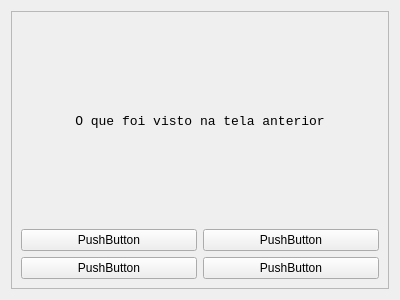
This is Tent_1/tentativa1/quest1.ui in guga10gustavo/Qt-Creator as Qt 5 draws it before an edit. The edited form follows.
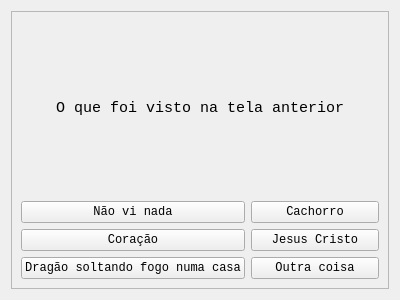
This is the edited form.

Patch:
```diff
--- a/Tent_1/tentativa1/quest1.ui
+++ b/Tent_1/tentativa1/quest1.ui
@@ -29,10 +29,55 @@
        </rect>
       </property>
       <layout class="QGridLayout" name="gridLayout_2">
+       <item row="1" column="0">
+        <widget class="QPushButton" name="viunadaButton">
+         <property name="font">
+          <font>
+           <family>Consolas</family>
+           <pointsize>9</pointsize>
+          </font>
+         </property>
+         <property name="text">
+          <string>Não vi nada</string>
+         </property>
+        </widget>
+       </item>
+       <item row="1" column="1">
+        <widget class="QPushButton" name="cachorroButton">
+         <property name="font">
+          <font>
+           <family>Consolas</family>
+           <pointsize>9</pointsize>
+          </font>
+         </property>
+         <property name="text">
+          <string>Cachorro</string>
+         </property>
+        </widget>
+       </item>
+       <item row="5" column="0">
+        <widget class="QPushButton" name="coracaoButton">
+         <property name="font">
+          <font>
+           <family>Consolas</family>
+           <pointsize>9</pointsize>
+          </font>
+         </property>
+         <property name="text">
+          <string>Coração</string>
+         </property>
+        </widget>
+       </item>
        <item row="5" column="1">
-        <widget class="QPushButton" name="pushButton_4">
+        <widget class="QPushButton" name="religiaoButton">
+         <property name="font">
+          <font>
+           <family>Consolas</family>
+           <pointsize>9</pointsize>
+          </font>
+         </property>
          <property name="text">
-          <string>PushButton</string>
+          <string>Jesus Cristo</string>
          </property>
         </widget>
        </item>
@@ -45,7 +90,7 @@
           </font>
          </property>
          <property name="text">
-          <string>&lt;html&gt;&lt;head/&gt;&lt;body&gt;&lt;p align=&quot;center&quot;&gt;O que foi visto na tela anterior&lt;/p&gt;&lt;/body&gt;&lt;/html&gt;</string>
+          <string>&lt;html&gt;&lt;head/&gt;&lt;body&gt;&lt;p align=&quot;center&quot;&gt;&lt;span style=&quot; font-size:11pt;&quot;&gt;O que foi visto na tela anterior&lt;/span&gt;&lt;/p&gt;&lt;/body&gt;&lt;/html&gt;</string>
          </property>
          <property name="textFormat">
           <enum>Qt::RichText</enum>
@@ -55,24 +100,29 @@
          </property>
         </widget>
        </item>
-       <item row="5" column="0">
-        <widget class="QPushButton" name="pushButton_3">
-         <property name="text">
-          <string>PushButton</string>
+       <item row="6" column="0">
+        <widget class="QPushButton" name="dragaoButton">
+         <property name="font">
+          <font>
+           <family>Consolas</family>
+           <pointsize>9</pointsize>
+          </font>
          </property>
-        </widget>
-       </item>
-       <item row="1" column="0">
-        <widget class="QPushButton" name="pushButton">
          <property name="text">
-          <string>PushButton</string>
+          <string>Dragão soltando fogo numa casa</string>
          </property>
         </widget>
        </item>
-       <item row="1" column="1">
-        <widget class="QPushButton" name="pushButton_2">
+       <item row="6" column="1">
+        <widget class="QPushButton" name="outracoisaButton">
+         <property name="font">
+          <font>
+           <family>Consolas</family>
+           <pointsize>9</pointsize>
+          </font>
+         </property>
          <property name="text">
-          <string>PushButton</string>
+          <string>Outra coisa</string>
          </property>
         </widget>
        </item>
```
